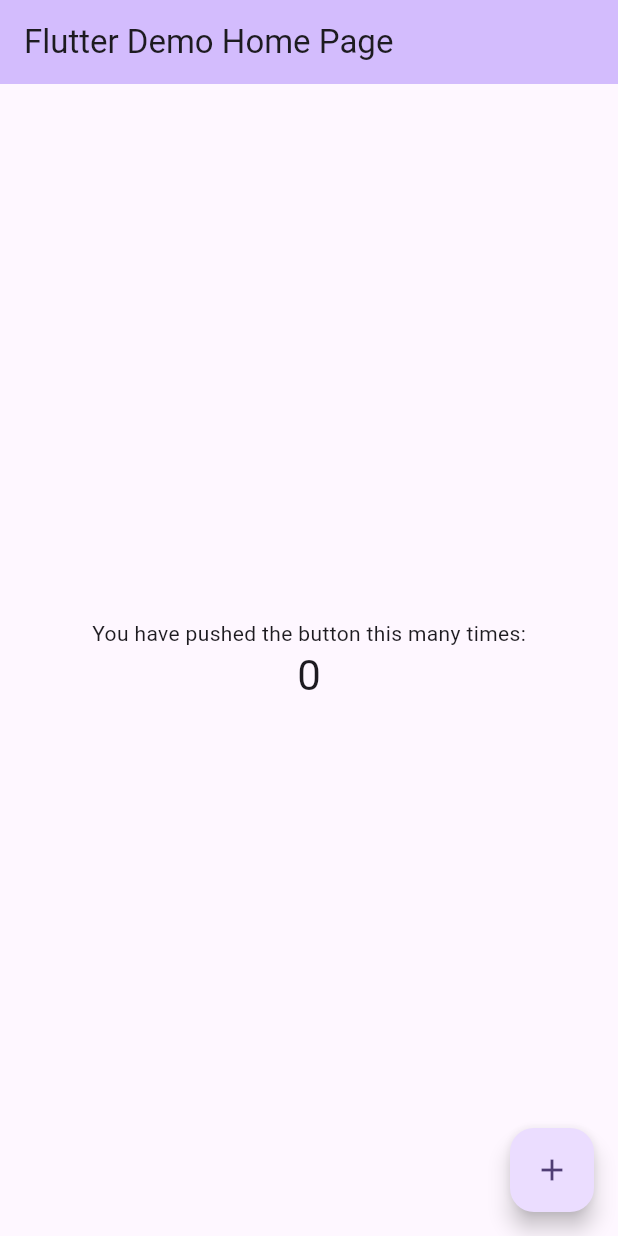
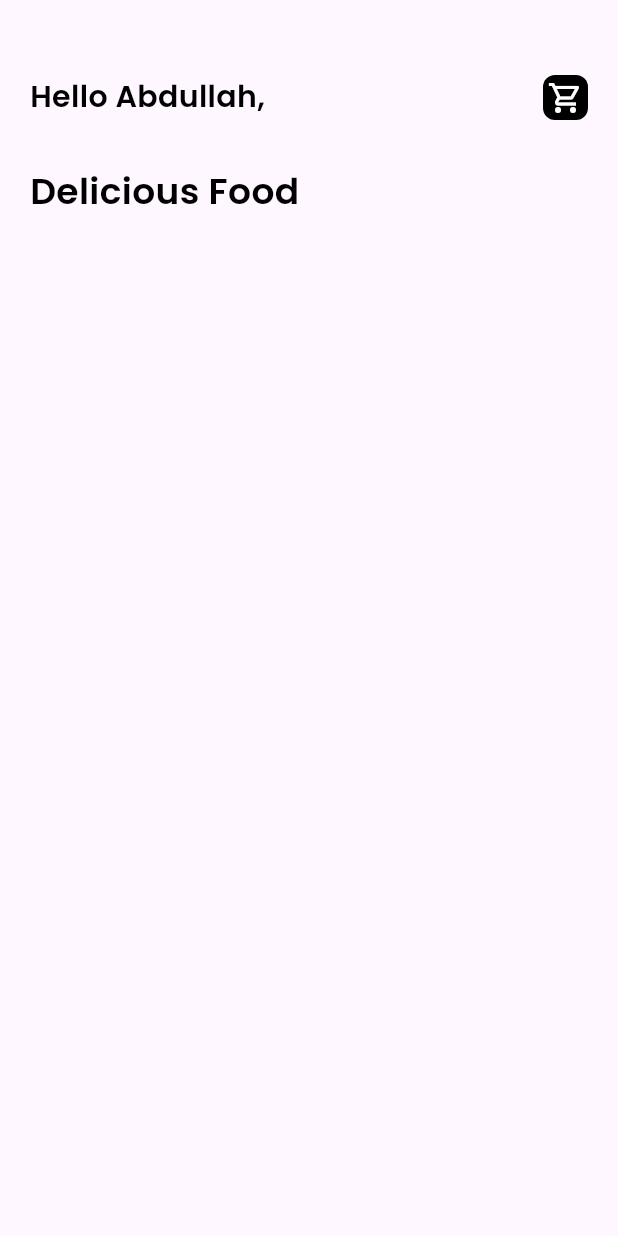
Before and after one commit to mahmud5658/quick_food_delivery, a Flutter app: the screen it shows after launch, on a phone screen of 412 x 824 dp. Run offline on Flutter 3.47's test engine with Material 3 defaults, Android fonts, the phone set to English and light mode, and no system bars.

Commit message:
quick food

```diff
--- a/lib/main.dart
+++ b/lib/main.dart
@@ -1,4 +1,5 @@
 import 'package:flutter/material.dart';
+import 'package:quick_food_delivery/pages/home.dart';
 
 void main() {
   runApp(const MyApp());
@@ -7,119 +8,17 @@
 class MyApp extends StatelessWidget {
   const MyApp({super.key});
 
-  // This widget is the root of your application.
+
   @override
   Widget build(BuildContext context) {
     return MaterialApp(
       title: 'Flutter Demo',
       theme: ThemeData(
-        // This is the theme of your application.
-        //
-        // TRY THIS: Try running your application with "flutter run". You'll see
-        // the application has a purple toolbar. Then, without quitting the app,
-        // try changing the seedColor in the colorScheme below to Colors.green
-        // and then invoke "hot reload" (save your changes or press the "hot
-        // reload" button in a Flutter-supported IDE, or press "r" if you used
-        // the command line to start the app).
-        //
-        // Notice that the counter didn't reset back to zero; the application
-        // state is not lost during the reload. To reset the state, use hot
-        // restart instead.
-        //
-        // This works for code too, not just values: Most code changes can be
-        // tested with just a hot reload.
+
         colorScheme: ColorScheme.fromSeed(seedColor: Colors.deepPurple),
         useMaterial3: true,
       ),
-      home: const MyHomePage(title: 'Flutter Demo Home Page'),
+      home: const HomePage(),
     );
   }
 }
-
-class MyHomePage extends StatefulWidget {
-  const MyHomePage({super.key, required this.title});
-
-  // This widget is the home page of your application. It is stateful, meaning
-  // that it has a State object (defined below) that contains fields that affect
-  // how it looks.
-
-  // This class is the configuration for the state. It holds the values (in this
-  // case the title) provided by the parent (in this case the App widget) and
-  // used by the build method of the State. Fields in a Widget subclass are
-  // always marked "final".
-
-  final String title;
-
-  @override
-  State<MyHomePage> createState() => _MyHomePageState();
-}
-
-class _MyHomePageState extends State<MyHomePage> {
-  int _counter = 0;
-
-  void _incrementCounter() {
-    setState(() {
-      // This call to setState tells the Flutter framework that something has
-      // changed in this State, which causes it to rerun the build method below
-      // so that the display can reflect the updated values. If we changed
-      // _counter without calling setState(), then the build method would not be
-      // called again, and so nothing would appear to happen.
-      _counter++;
-    });
-  }
-
-  @override
-  Widget build(BuildContext context) {
-    // This method is rerun every time setState is called, for instance as done
-    // by the _incrementCounter method above.
-    //
-    // The Flutter framework has been optimized to make rerunning build methods
-    // fast, so that you can just rebuild anything that needs updating rather
-    // than having to individually change instances of widgets.
-    return Scaffold(
-      appBar: AppBar(
-        // TRY THIS: Try changing the color here to a specific color (to
-        // Colors.amber, perhaps?) and trigger a hot reload to see the AppBar
-        // change color while the other colors stay the same.
-        backgroundColor: Theme.of(context).colorScheme.inversePrimary,
-        // Here we take the value from the MyHomePage object that was created by
-        // the App.build method, and use it to set our appbar title.
-        title: Text(widget.title),
-      ),
-      body: Center(
-        // Center is a layout widget. It takes a single child and positions it
-        // in the middle of the parent.
-        child: Column(
-          // Column is also a layout widget. It takes a list of children and
-          // arranges them vertically. By default, it sizes itself to fit its
-          // children horizontally, and tries to be as tall as its parent.
-          //
-          // Column has various properties to control how it sizes itself and
-          // how it positions its children. Here we use mainAxisAlignment to
-          // center the children vertically; the main axis here is the vertical
-          // axis because Columns are vertical (the cross axis would be
-          // horizontal).
-          //
-          // TRY THIS: Invoke "debug painting" (choose the "Toggle Debug Paint"
-          // action in the IDE, or press "p" in the console), to see the
-          // wireframe for each widget.
-          mainAxisAlignment: MainAxisAlignment.center,
-          children: <Widget>[
-            const Text(
-              'You have pushed the button this many times:',
-            ),
-            Text(
-              '$_counter',
-              style: Theme.of(context).textTheme.headlineMedium,
-            ),
-          ],
-        ),
-      ),
-      floatingActionButton: FloatingActionButton(
-        onPressed: _incrementCounter,
-        tooltip: 'Increment',
-        child: const Icon(Icons.add),
-      ), // This trailing comma makes auto-formatting nicer for build methods.
-    );
-  }
-}
--- /dev/null
+++ b/lib/pages/home.dart
@@ -0,0 +1,45 @@
+import 'package:flutter/material.dart';
+import 'package:quick_food_delivery/widgets/widget_support.dart';
+
+class HomePage extends StatelessWidget {
+  const HomePage({super.key});
+
+  @override
+  Widget build(BuildContext context) {
+    return Scaffold(
+      body: Container(
+        margin: const EdgeInsets.only(top: 50, left: 20,right: 20.0),
+        child: Column(
+          crossAxisAlignment: CrossAxisAlignment.start,
+          children: [
+            Row(
+              mainAxisAlignment: MainAxisAlignment.spaceBetween,
+              children: [
+                Text(
+                  'Hello Abdullah,',
+                  style: AppWidget.boldTextFeildStyle(),
+                ),
+                Container(
+                  padding: const EdgeInsets.all(3),
+                  decoration: BoxDecoration(
+                    color: Colors.black,
+                    borderRadius: BorderRadius.circular(8),
+                  ),
+                  child: const Icon(
+                    Icons.shopping_cart_outlined,
+                    color: Colors.white,
+                  ),
+                )
+              ],
+            ),
+            const SizedBox(height: 30,),
+            Text(
+                  'Delicious Food',
+                  style: AppWidget.headlineTextFeildStyle(),
+                ),
+          ],
+        ),
+      ),
+    );
+  }
+}
--- /dev/null
+++ b/lib/widgets/widget_support.dart
@@ -0,0 +1,19 @@
+import 'package:flutter/material.dart';
+
+class AppWidget {
+  static TextStyle boldTextFeildStyle() {
+    return const TextStyle(
+        color: Colors.black,
+        fontSize: 20,
+        fontWeight: FontWeight.bold,
+        fontFamily: 'Poppins');
+  }
+
+  static TextStyle headlineTextFeildStyle() {
+    return const TextStyle(
+        color: Colors.black,
+        fontSize: 24,
+        fontWeight: FontWeight.bold,
+        fontFamily: 'Poppins');
+  }
+}
```
Also changed, not shown: pubspec.yaml (+6 -6 lines), fonts/Poppins-SemiBold.ttf (added).
